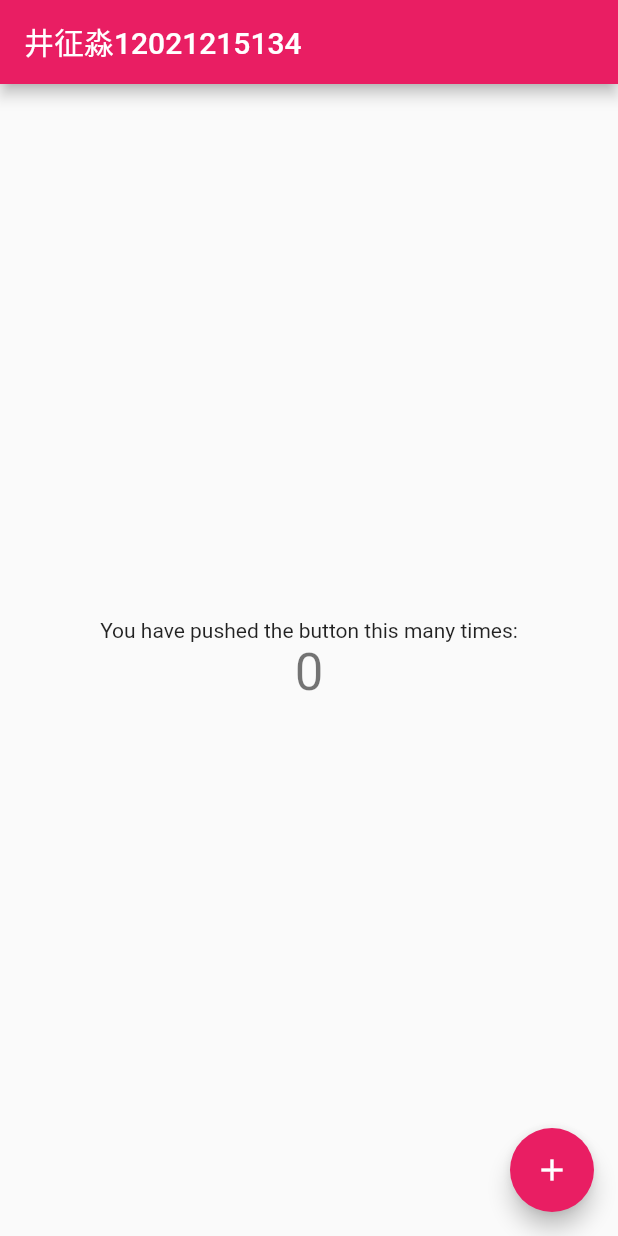
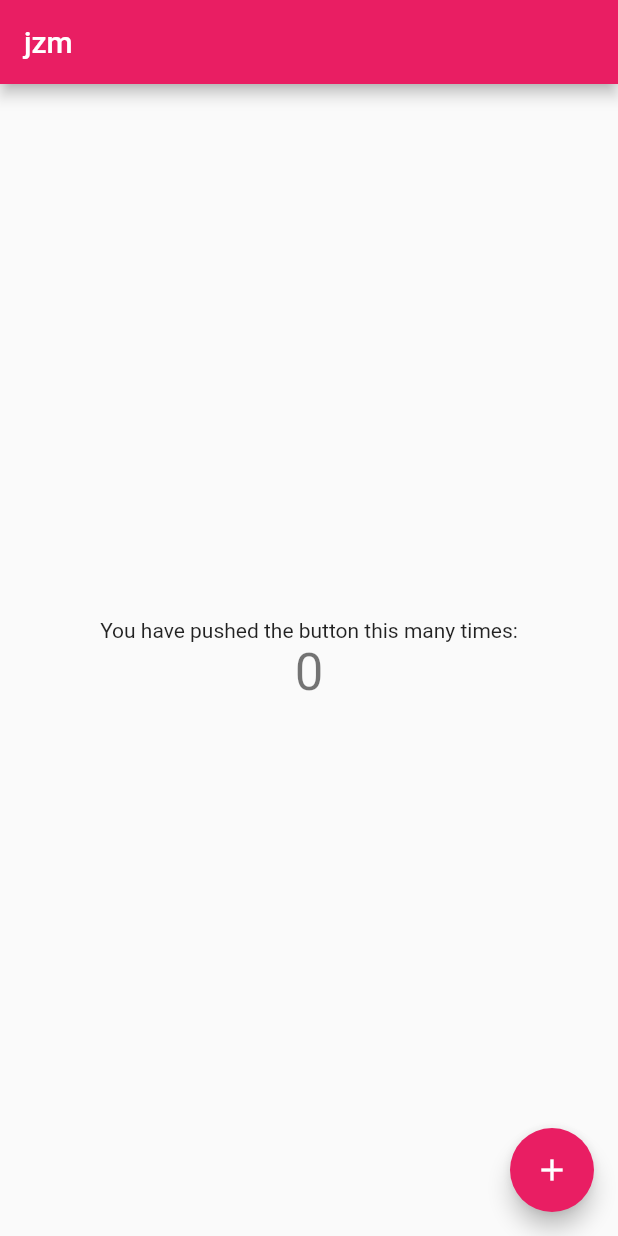
Before and after one commit to may116/flutter-counter_, a Flutter app: the screen it shows after launch, on a phone screen of 412 x 824 dp. Run offline on Flutter 3.47's test engine with Material 2 defaults, Android fonts, the phone set to English and light mode, and no system bars.

Commit message:
Update main.dart

```diff
--- a/lib/main.dart
+++ b/lib/main.dart
@@ -24,7 +24,7 @@ class MyApp extends StatelessWidget {
         // is not restarted.
         primarySwatch: Colors.pink,
       ),
-      home: const MyHomePage(title: '井征淼12021215134'),
+      home: const MyHomePage(title: 'jzm'),
     );
   }
 }
```
